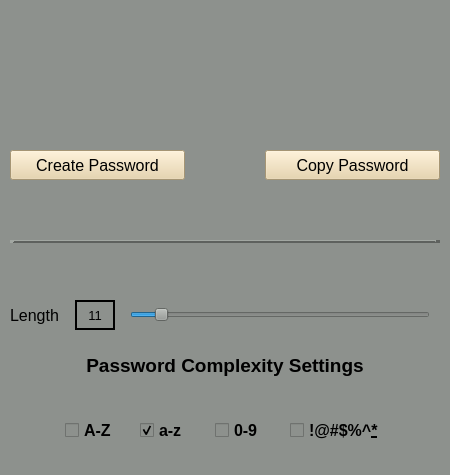
Old version of the form passwordgenerator.ui in the repository dark-anub1s/CyberVault.
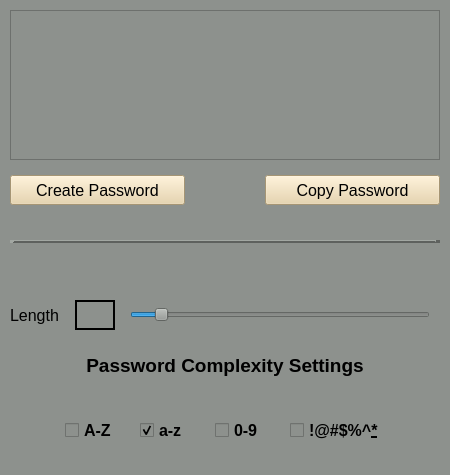
New version of the form.

The edit to the form file:
```diff
--- a/passwordgenerator.ui
+++ b/passwordgenerator.ui
@@ -22,42 +22,11 @@
   <property name="styleSheet">
    <string notr="true">background-color: rgb(141, 145, 141);</string>
   </property>
-  <widget class="QLabel" name="gen_pass_label">
-   <property name="geometry">
-    <rect>
-     <x>10</x>
-     <y>10</y>
-     <width>430</width>
-     <height>120</height>
-    </rect>
-   </property>
-   <property name="maximumSize">
-    <size>
-     <width>430</width>
-     <height>120</height>
-    </size>
-   </property>
-   <property name="font">
-    <font>
-     <family>Arial</family>
-     <pointsize>10</pointsize>
-    </font>
-   </property>
-   <property name="text">
-    <string/>
-   </property>
-   <property name="alignment">
-    <set>Qt::AlignLeading|Qt::AlignLeft|Qt::AlignVCenter</set>
-   </property>
-   <property name="wordWrap">
-    <bool>true</bool>
-   </property>
-  </widget>
   <widget class="QPushButton" name="gen_pass_btn">
    <property name="geometry">
     <rect>
      <x>10</x>
-     <y>150</y>
+     <y>175</y>
      <width>175</width>
      <height>30</height>
     </rect>
@@ -79,7 +48,7 @@
    <property name="geometry">
     <rect>
      <x>265</x>
-     <y>150</y>
+     <y>175</y>
      <width>175</width>
      <height>30</height>
     </rect>
@@ -161,7 +130,7 @@
     <number>0</number>
    </property>
    <property name="text">
-    <string>11</string>
+    <string/>
    </property>
    <property name="alignment">
     <set>Qt::AlignCenter</set>
@@ -306,6 +275,24 @@
     <string>!@#$%^&amp;*</string>
    </property>
   </widget>
+  <widget class="QTextEdit" name="gen_pass_label">
+   <property name="geometry">
+    <rect>
+     <x>10</x>
+     <y>10</y>
+     <width>430</width>
+     <height>150</height>
+    </rect>
+   </property>
+   <property name="font">
+    <font>
+     <family>Arial</family>
+     <pointsize>11</pointsize>
+     <weight>75</weight>
+     <bold>true</bold>
+    </font>
+   </property>
+  </widget>
  </widget>
  <resources/>
  <connections/>
```
